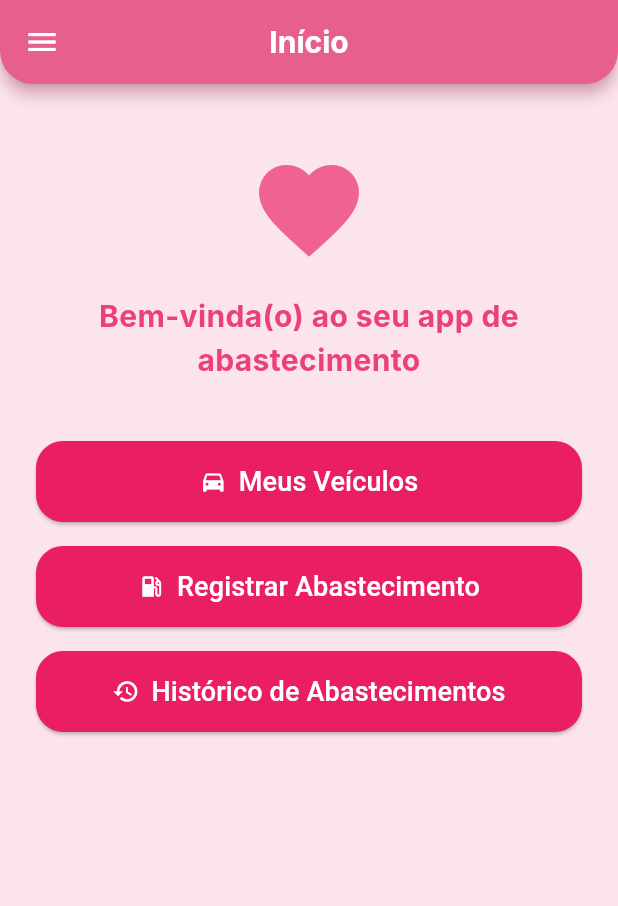
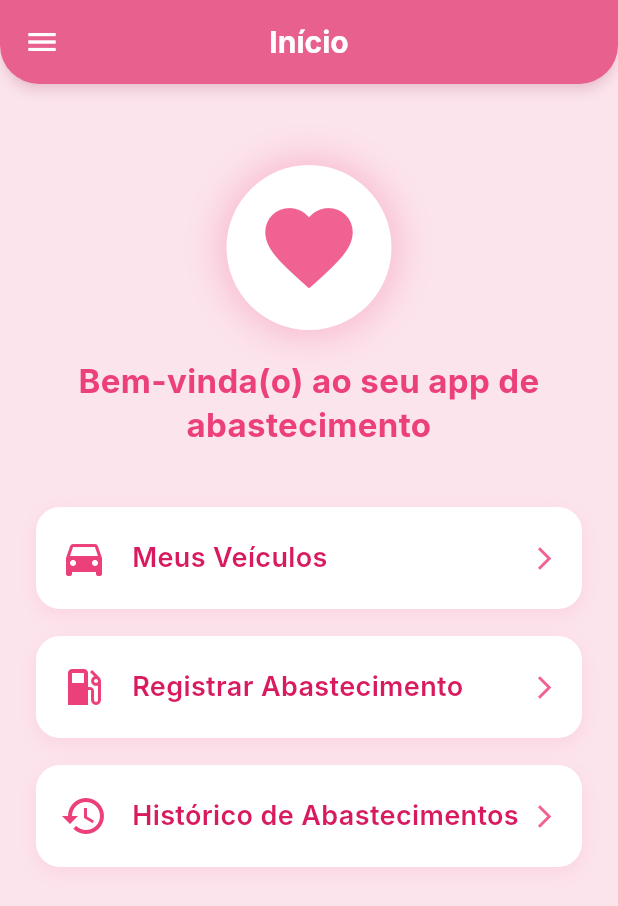
Before and after one commit to MakinoSayuri/ProvaFlutter, a Flutter app: the HistoricoAbastecimentosPage screen opened directly, in the side drawer, after a tap on "Início", on a phone screen of 412 x 824 dp. Shown: the top 906 px of the screen. Run offline on Flutter 3.47's test engine with Material 3 defaults, Android fonts, the phone set to English and light mode, and no system bars; our stand-ins replace cloud_firestore, firebase_auth, firebase_core; accounts and stored records are empty; Roboto replaces fonts that are missing (Inter).

Commit message:
enhancement(ui):gráficos e animações

```diff
--- a/lib/main.dart
+++ b/lib/main.dart
@@ -19,18 +19,23 @@ class MyApp extends StatelessWidget {
   @override
   Widget build(BuildContext context) {
     return MultiProvider(
-      providers: [ChangeNotifierProvider(create: (_) => AuthService())],
+      providers: [
+        ChangeNotifierProvider(create: (_) => AuthService()),
+      ],
       child: MaterialApp(
         debugShowCheckedModeBanner: false,
         title: 'Abastecimento',
         theme: ThemeData(
           useMaterial3: true,
+
           colorScheme: ColorScheme.fromSeed(
-            seedColor: Colors.pink,
+            seedColor: Colors.pink.shade300,
             primary: Colors.pink.shade400,
             secondary: Colors.pink.shade200,
+            surface: Colors.white,
             background: Colors.pink.shade50,
           ),
+
           scaffoldBackgroundColor: Colors.pink.shade50,
 
           textTheme: const TextTheme(
@@ -38,50 +43,74 @@ class MyApp extends StatelessWidget {
             bodyLarge: TextStyle(fontFamily: 'Inter'),
             titleLarge: TextStyle(fontFamily: 'Inter'),
           ),
+
           appBarTheme: AppBarTheme(
             backgroundColor: Colors.pink.shade300,
             foregroundColor: Colors.white,
             centerTitle: true,
-            elevation: 4,
-            shadowColor: Colors.pink.shade200,
-            titleTextStyle: const TextStyle(
+            elevation: 5,
+            shadowColor: Colors.pink.shade200.withOpacity(0.4),
+            titleTextStyle: TextStyle(
               fontSize: 20,
               fontWeight: FontWeight.bold,
               fontFamily: 'Inter',
               color: Colors.white,
             ),
             shape: const RoundedRectangleBorder(
-              borderRadius: BorderRadius.vertical(bottom: Radius.circular(22)),
+              borderRadius: BorderRadius.vertical(
+                bottom: Radius.circular(26),
+              ),
             ),
           ),
+
+          elevatedButtonTheme: ElevatedButtonThemeData(
+            style: ButtonStyle(
+              elevation: MaterialStatePropertyAll(2),
+              backgroundColor: MaterialStatePropertyAll(Colors.pink.shade400),
+              foregroundColor: const MaterialStatePropertyAll(Colors.white),
+              padding: const MaterialStatePropertyAll(
+                EdgeInsets.symmetric(vertical: 14, horizontal: 26),
+              ),
+              shape: MaterialStatePropertyAll(
+                RoundedRectangleBorder(
+                  borderRadius: BorderRadius.circular(20),
+                ),
+              ),
+            ),
+          ),
+
           floatingActionButtonTheme: FloatingActionButtonThemeData(
+            elevation: 4,
             backgroundColor: Colors.pink.shade300,
             foregroundColor: Colors.white,
           ),
 
-          elevatedButtonTheme: ElevatedButtonThemeData(
-            style: ButtonStyle(
-              backgroundColor: MaterialStatePropertyAll(Colors.pink),
-              foregroundColor: MaterialStatePropertyAll(Colors.white),
-              padding: MaterialStatePropertyAll(
-                EdgeInsets.symmetric(vertical: 14, horizontal: 24),
-              ),
-              shape: MaterialStatePropertyAll(
-                RoundedRectangleBorder(borderRadius: BorderRadius.circular(18)),
-              ),
-            ),
-          ),
           inputDecorationTheme: InputDecorationTheme(
             filled: true,
             fillColor: Colors.pink.shade50,
+            contentPadding: const EdgeInsets.symmetric(
+              vertical: 14,
+              horizontal: 18,
+            ),
             border: OutlineInputBorder(
-              borderRadius: BorderRadius.circular(20),
+              borderRadius: BorderRadius.circular(22),
               borderSide: BorderSide.none,
             ),
-            labelStyle: TextStyle(color: Colors.pink.shade400),
+            focusedBorder: OutlineInputBorder(
+              borderRadius: BorderRadius.circular(22),
+              borderSide: BorderSide(
+                color: Colors.pink.shade300,
+                width: 2,
+              ),
+            ),
+            labelStyle: TextStyle(
+              color: Colors.pink.shade400,
+              fontFamily: "Inter",
+            ),
             prefixIconColor: Colors.pink.shade300,
           ),
         ),
+
         routes: {
           '/': (context) => const EntryPoint(),
           '/login': (context) => const LoginPage(),
@@ -99,6 +128,7 @@ class EntryPoint extends StatelessWidget {
   @override
   Widget build(BuildContext context) {
     final auth = Provider.of<AuthService>(context);
+
     return StreamBuilder(
       stream: auth.authStateChanges,
       builder: (context, snapshot) {
@@ -107,11 +137,7 @@ class EntryPoint extends StatelessWidget {
             body: Center(child: CircularProgressIndicator()),
           );
         }
-        if (snapshot.hasData) {
-          return const HomePage();
-        } else {
-          return const LoginPage();
-        }
+        return snapshot.hasData ? const HomePage() : const LoginPage();
       },
     );
   }
--- a/lib/pages/home_page.dart
+++ b/lib/pages/home_page.dart
@@ -1,5 +1,5 @@
 import 'package:flutter/material.dart';
-import '../widgets/app_drawer.dart'; //
+import '../widgets/app_drawer.dart';
 import 'veiculos_page.dart';
 import 'registrar_abastecimento_page.dart';
 import 'historico_abastecimentos_page.dart';
@@ -10,7 +10,12 @@ class HomePage extends StatelessWidget {
   @override
   Widget build(BuildContext context) {
     return Scaffold(
-      appBar: AppBar(title: const Text("Início")),
+      backgroundColor: Colors.pink.shade50,
+      appBar: AppBar(
+        title: const Text("Início"),
+        backgroundColor: Colors.pink.shade300,
+        elevation: 3,
+      ),
       drawer: const AppDrawer(),
 
       body: Padding(
@@ -18,18 +23,37 @@ class HomePage extends StatelessWidget {
         child: Column(
           crossAxisAlignment: CrossAxisAlignment.center,
           children: [
+            const SizedBox(height: 30),
+
+            Container(
+              padding: const EdgeInsets.all(20),
+              decoration: BoxDecoration(
+                color: Colors.white,
+                shape: BoxShape.circle,
+                boxShadow: [
+                  BoxShadow(
+                    color: Colors.pink.shade100,
+                    blurRadius: 20,
+                    spreadRadius: 5,
+                  )
+                ],
+              ),
+              child: Icon(
+                Icons.favorite,
+                size: 70,
+                color: Colors.pink.shade300,
+              ),
+            ),
+
             const SizedBox(height: 20),
 
-            Icon(Icons.favorite, size: 80, color: Colors.pink.shade300),
-
-            const SizedBox(height: 16),
-
             Text(
-              "Bem-vinda(o) ao seu app de abastecimento ",
+              "Bem-vinda(o) ao seu app de abastecimento",
               style: TextStyle(
-                fontSize: 20,
+                fontSize: 22,
                 color: Colors.pink.shade400,
-                fontWeight: FontWeight.bold,
+                fontWeight: FontWeight.w700,
+                height: 1.3,
               ),
               textAlign: TextAlign.center,
             ),
@@ -43,7 +67,7 @@ class HomePage extends StatelessWidget {
               page: const VeiculosPage(),
             ),
 
-            const SizedBox(height: 16),
+            const SizedBox(height: 18),
 
             _cuteButton(
               context,
@@ -52,7 +76,7 @@ class HomePage extends StatelessWidget {
               page: const RegistrarAbastecimentoPage(),
             ),
 
-            const SizedBox(height: 16),
+            const SizedBox(height: 18),
 
             _cuteButton(
               context,
@@ -70,18 +94,46 @@ class HomePage extends StatelessWidget {
       {required String label, required IconData icon, required Widget page}) {
     return SizedBox(
       width: double.infinity,
-      child: ElevatedButton.icon(
-        icon: Icon(icon, color: Colors.white),
-        label: Text(
-          label,
-          style: const TextStyle(fontSize: 18),
-        ),
-        onPressed: () {
+      child: InkWell(
+        borderRadius: BorderRadius.circular(16),
+        onTap: () {
           Navigator.push(
             context,
             MaterialPageRoute(builder: (_) => page),
           );
         },
+        child: Container(
+          padding: const EdgeInsets.symmetric(vertical: 18, horizontal: 16),
+          decoration: BoxDecoration(
+            color: Colors.white,
+            borderRadius: BorderRadius.circular(16),
+            boxShadow: [
+              BoxShadow(
+                color: Colors.pink.shade100.withOpacity(0.4),
+                blurRadius: 10,
+                offset: const Offset(0, 4),
+              ),
+            ],
+          ),
+          child: Row(
+            children: [
+              Icon(icon, size: 32, color: Colors.pink.shade400),
+              const SizedBox(width: 16),
+              Expanded(
+                child: Text(
+                  label,
+                  style: TextStyle(
+                    fontSize: 18,
+                    color: Colors.pink.shade600,
+                    fontWeight: FontWeight.w600,
+                  ),
+                ),
+              ),
+              Icon(Icons.arrow_forward_ios,
+                  size: 18, color: Colors.pink.shade300),
+            ],
+          ),
+        ),
       ),
     );
   }
--- a/lib/widgets/app_drawer.dart
+++ b/lib/widgets/app_drawer.dart
@@ -16,77 +16,144 @@ class AppDrawer extends StatelessWidget {
 
     return Drawer(
       backgroundColor: Colors.pink.shade50,
-      child: ListView(
+      shape: const RoundedRectangleBorder(
+        borderRadius: BorderRadius.horizontal(
+          right: Radius.circular(30),
+        ),
+      ),
+      child: Column(
         children: [
           DrawerHeader(
             decoration: BoxDecoration(
-              color: Colors.pink.shade300,
+              gradient: LinearGradient(
+                colors: [
+                  Colors.pink.shade300,
+                  Colors.pink.shade400,
+                ],
+                begin: Alignment.topLeft,
+                end: Alignment.bottomRight,
+              ),
             ),
-            child: Column(
-              crossAxisAlignment: CrossAxisAlignment.start,
+            child: Row(
               children: [
-                Icon(Icons.favorite, size: 60, color: Colors.white),
-                const SizedBox(height: 8),
+                Container(
+                  padding: const EdgeInsets.all(12),
+                  decoration: BoxDecoration(
+                    color: Colors.white.withOpacity(0.20),
+                    borderRadius: BorderRadius.circular(20),
+                  ),
+                  child: const Icon(
+                    Icons.favorite,
+                    color: Colors.white,
+                    size: 46,
+                  ),
+                ),
+                const SizedBox(width: 16),
                 const Text(
                   "Abastecimento",
                   style: TextStyle(
+                    color: Colors.white,
                     fontSize: 22,
-                    color: Colors.white,
                     fontWeight: FontWeight.bold,
+                    fontFamily: "Inter",
                   ),
-                )
+                ),
               ],
             ),
           ),
 
-          ListTile(
-            leading: const Icon(Icons.home, color: Colors.pink),
-            title: const Text("Início"),
-            onTap: () => Navigator.pushReplacement(
-              context,
-              MaterialPageRoute(builder: (_) => const HomePage()),
+          _item(
+            context,
+            icon: Icons.home,
+            label: "Início",
+            page: const HomePage(),
+          ),
+          _item(
+            context,
+            icon: Icons.directions_car,
+            label: "Meus Veículos",
+            page: const VeiculosPage(),
+          ),
+          _item(
+            context,
+            icon: Icons.local_gas_station,
+            label: "Registrar Abastecimento",
+            page: const RegistrarAbastecimentoPage(),
+          ),
+          _item(
+            context,
+            icon: Icons.history,
+            label: "Histórico de Abastecimentos",
+            page: const HistoricoAbastecimentosPage(),
+          ),
+
+          Padding(
+            padding: const EdgeInsets.symmetric(horizontal: 20, vertical: 4),
+            child: Divider(
+              color: Colors.pink.shade200,
+              thickness: 0.8,
             ),
           ),
 
-          ListTile(
-            leading: const Icon(Icons.directions_car, color: Colors.pink),
-            title: const Text("Meus Veículos"),
-            onTap: () => Navigator.pushReplacement(
-              context,
-              MaterialPageRoute(builder: (_) => const VeiculosPage()),
-            ),
-          ),
-
-          ListTile(
-            leading: const Icon(Icons.local_gas_station, color: Colors.pink),
-            title: const Text("Registrar Abastecimento"),
-            onTap: () => Navigator.pushReplacement(
-              context,
-              MaterialPageRoute(builder: (_) => const RegistrarAbastecimentoPage()),
-            ),
-          ),
-
-          ListTile(
-            leading: const Icon(Icons.history, color: Colors.pink),
-            title: const Text("Histórico de Abastecimentos"),
-            onTap: () => Navigator.pushReplacement(
-              context,
-              MaterialPageRoute(builder: (_) => const HistoricoAbastecimentosPage()),
-            ),
-          ),
-
-          const Divider(),
-
-          ListTile(
-            leading: const Icon(Icons.exit_to_app, color: Colors.pink),
-            title: const Text("Sair"),
+          _item(
+            context,
+            icon: Icons.exit_to_app,
+            label: "Sair",
             onTap: () async {
               await auth.signOut();
               Navigator.pushReplacementNamed(context, '/login');
             },
           ),
+
+          const Spacer(),
+          Padding(
+            padding: const EdgeInsets.only(bottom: 16),
+            child: Text(
+              "Versão 1.0",
+              style: TextStyle(
+                color: Colors.pink.shade300,
+                fontSize: 12,
+              ),
+            ),
+          ),
         ],
       ),
     );
   }
+
+  Widget _item(
+    BuildContext context, {
+    required IconData icon,
+    required String label,
+    Widget? page,
+    VoidCallback? onTap,
+  }) {
+    return ListTile(
+      leading: Icon(icon, color: Colors.pink.shade400),
+      title: Text(
+        label,
+        style: TextStyle(
+          color: Colors.pink.shade700,
+          fontSize: 16,
+          fontWeight: FontWeight.w500,
+          fontFamily: "Inter",
+        ),
+      ),
+      shape: RoundedRectangleBorder(
+        borderRadius: BorderRadius.circular(14),
+      ),
+      hoverColor: Colors.pink.shade100,
+      splashColor: Colors.pink.shade200.withOpacity(0.3),
+      onTap: () {
+        Navigator.pop(context);
+        if (onTap != null) return onTap();
+        if (page != null) {
+          Navigator.pushReplacement(
+            context,
+            MaterialPageRoute(builder: (_) => page),
+          );
+        }
+      },
+    );
+  }
 }
```
